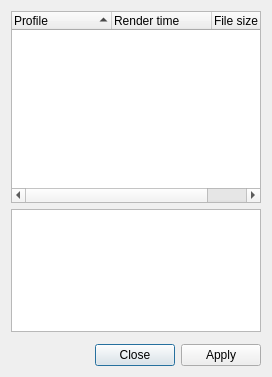
First picture: the form in src/ui/testproxy_ui.ui, repository KDE/kdenlive, before the edit.
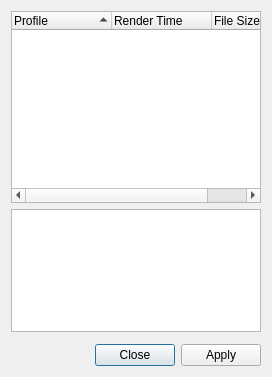
Second picture: the form after the edit. Custom widgets are drawn as their Qt base class.

What changed in the file:
```diff
--- a/src/ui/testproxy_ui.ui
+++ b/src/ui/testproxy_ui.ui
@@ -51,12 +51,12 @@
      </column>
      <column>
       <property name="text">
-       <string>Render time</string>
+       <string>Render Time</string>
       </property>
      </column>
      <column>
       <property name="text">
-       <string>File size</string>
+       <string>File Size</string>
       </property>
      </column>
     </widget>
```
